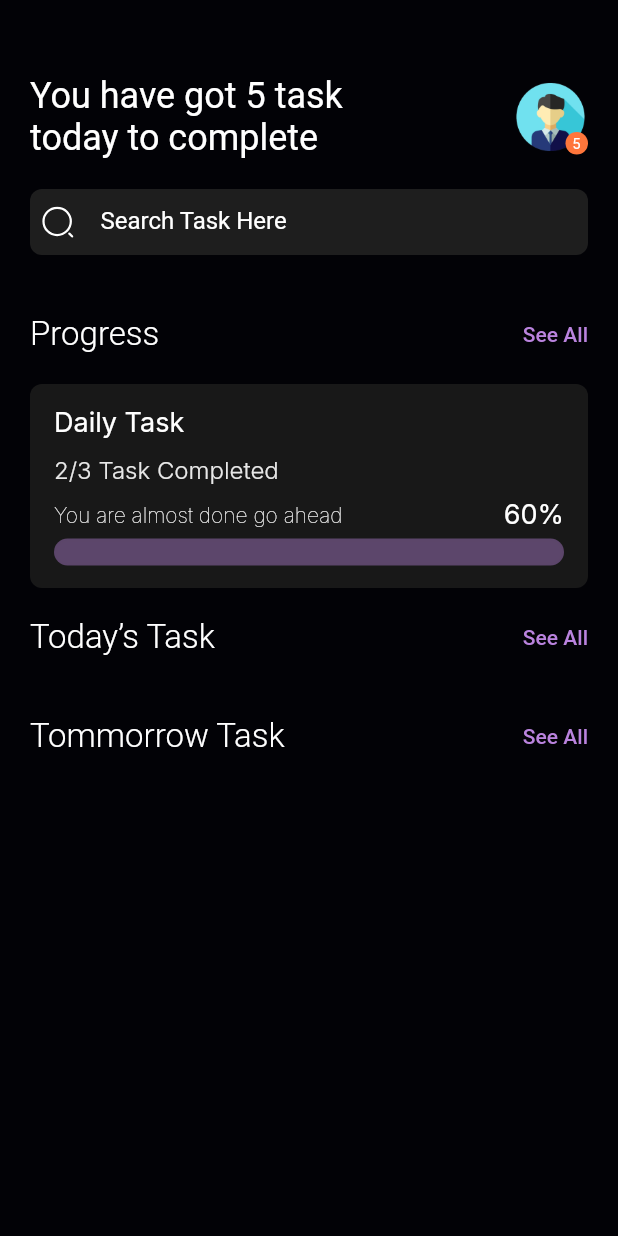
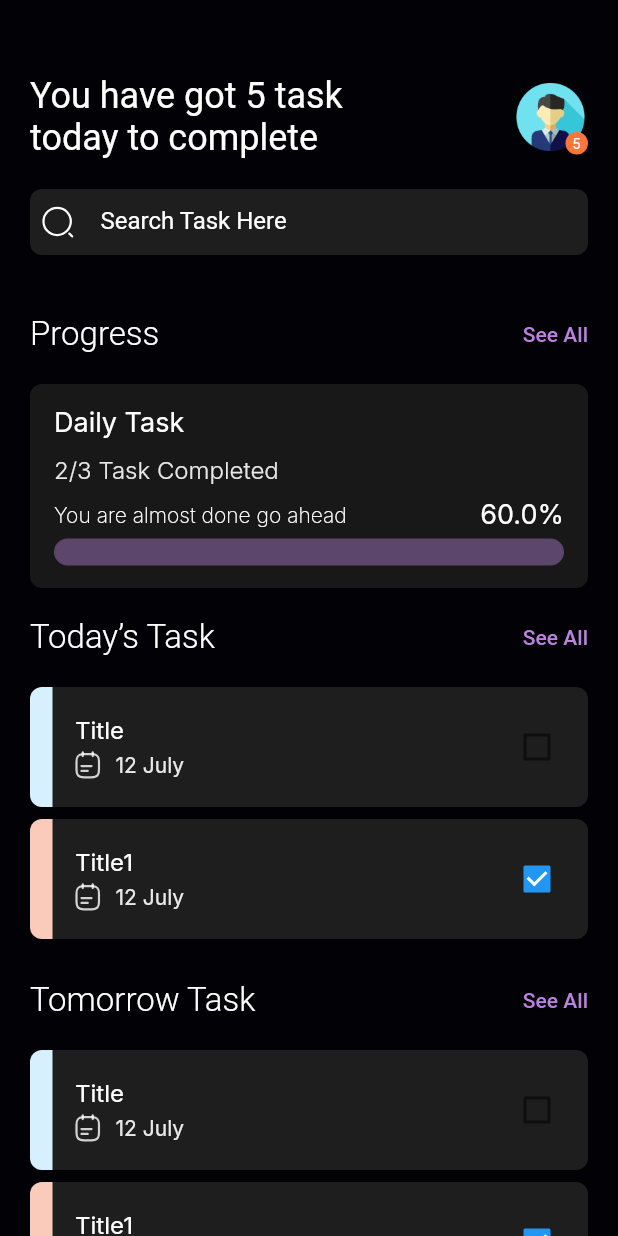
Before and after one commit to hesamzs/simpleTodoList, a Flutter app: the screen it shows after launch, on a phone screen of 412 x 824 dp. Run offline on Flutter 3.47's test engine with Material 2 defaults, Android fonts, the phone set to English and light mode, and no system bars; our stand-ins replace flutter_svg, google_fonts.

Commit message:
todo_page.dart Ui 99% Completed.

```diff
--- /dev/null
+++ b/lib/model/task_model.dart
@@ -0,0 +1,30 @@
+import 'dart:ui';
+
+List<Color> priorityColor = const [
+  Color(0xffFACBBA),
+  Color(0xffD7F0FF),
+  Color(0xffFAD9FF),
+];
+
+class TaskModel {
+
+  final String title;
+  final String desc;
+  final String sTime;
+  final String eTime;
+  final int priority;
+  final bool getAlert;
+  final DateTime dateTime;
+  final bool activeBtn;
+
+  TaskModel({
+    required this.title,
+    required this.desc,
+    required this.sTime,
+    required this.eTime,
+    required this.priority,
+    required this.getAlert,
+    required this.dateTime,
+    required this.activeBtn,
+  });
+}
--- a/lib/pages/todo_page.dart
+++ b/lib/pages/todo_page.dart
@@ -1,8 +1,10 @@
 import 'package:flutter/material.dart';
 import 'package:flutter_svg/flutter_svg.dart';
 import 'package:simpletodolist/widgets/color_widget.dart';
+import 'package:simpletodolist/widgets/date_widget.dart';
 import 'package:simpletodolist/widgets/text_widget.dart';
 
+import '../model/task_model.dart';
 import '../widgets/progress_widget.dart';
 
 class TodoPage extends StatefulWidget {
@@ -13,6 +15,36 @@ class TodoPage extends StatefulWidget {
 }
 
 class _TodoPageState extends State<TodoPage> {
+  List<TaskModel> todayTasks = [
+    TaskModel(
+      title: "Title",
+      desc: "Desc",
+      sTime: "1",
+      eTime: "2",
+      priority: 1,
+      getAlert: true,
+      dateTime: DateTime.now(),
+      activeBtn: false,
+    ),
+    TaskModel(
+      title: "Title1",
+      desc: "Desc1",
+      sTime: "1",
+      eTime: "2",
+      priority: 0,
+      getAlert: true,
+      dateTime: DateTime.now(),
+      activeBtn: true,
+    ),
+  ];
+
+  double progressSize = 0.6;
+
+  @override
+  void initState() {
+    super.initState();
+  }
+
   @override
   Widget build(BuildContext context) {
     return Scaffold(
@@ -29,52 +61,11 @@ class _TodoPageState extends State<TodoPage> {
                 headerWidget(),
                 searchWidget(),
                 seeAllWidget("Progress"),
-                Container(
-                  padding: const EdgeInsets.symmetric(horizontal: 16),
-                  decoration: BoxDecoration(
-                    color: darkGrayColor,
-                    borderRadius: BorderRadius.circular(8),
-                  ),
-                  child: Column(
-                    crossAxisAlignment: CrossAxisAlignment.start,
-                    children: [
-                      Padding(
-                        padding: const EdgeInsets.only(top: 15.0, bottom: 10),
-                        child: cText("Daily Task", "Inter"),
-                      ),
-                      Padding(
-                        padding: const EdgeInsets.only(bottom: 10),
-                        child: cText(
-                          "2/3 Task Completed",
-                          "Inter",
-                          fontSize: 16,
-                          fontWeight: FontWeight.w300,
-                          color: lightWhite,
-                        ),
-                      ),
-                      Row(
-                        mainAxisAlignment: MainAxisAlignment.spaceBetween,
-                        children: [
-                          cText("You are almost done go ahead", "Inter", fontSize: 14, fontWeight: FontWeight.w100),
-                          cText(
-                            "60%",
-                            "Inter",
-                          ),
-                        ],
-                      ),
-                      Padding(
-                        padding: EdgeInsets.only(bottom: 15.0, top: 5),
-                        child: GradientProgressIndicator(
-                          textPurple,
-                          0.9,
-                        ),
-                      ),
-                    ],
-                  ),
-                ),
+                progressWidget(progressSize),
                 seeAllWidget("Today’s Task"),
-                seeAllWidget("Tommorrow Task"),
-                // const Spacer(),
+                taskListBuilder(todayTasks),
+                seeAllWidget("Tomorrow Task"),
+                taskListBuilder(todayTasks),
               ],
             ),
           ),
@@ -192,3 +183,122 @@ Widget seeAllWidget(String text) {
     ),
   );
 }
+
+Widget taskListBuilder(List<TaskModel> list) {
+  return ListView.builder(
+    physics: const NeverScrollableScrollPhysics(),
+    shrinkWrap: true,
+    itemCount: list.length,
+    itemBuilder: (BuildContext context, int index) {
+      TaskModel item = list[index];
+      return Padding(
+        padding: const EdgeInsets.only(bottom: 8.0),
+        child: Container(
+          height: 80,
+          decoration: BoxDecoration(
+            borderRadius: BorderRadius.circular(8),
+            color: grayColor,
+          ),
+          child: Row(
+            children: [
+              Container(
+                width: 15,
+                decoration: BoxDecoration(
+                  color: priorityColor[item.priority],
+                  borderRadius: const BorderRadius.only(
+                    topLeft: Radius.circular(8),
+                    bottomLeft: Radius.circular(8),
+                  ),
+                ),
+              ),
+              Expanded(
+                child: Padding(
+                  padding: const EdgeInsets.symmetric(horizontal: 15.0),
+                  child: Column(
+                    mainAxisAlignment: MainAxisAlignment.center,
+                    crossAxisAlignment: CrossAxisAlignment.start,
+                    children: [
+                      cText(
+                        item.title,
+                        "Inter",
+                        fontSize: 16,
+                      ),
+                      Padding(
+                        padding: const EdgeInsets.only(top: 5.0),
+                        child: Row(
+                          children: [
+                            SvgPicture.asset("assets/svg/calendar.svg"),
+                            const SizedBox(width: 10),
+                            cText(
+                              "${item.dateTime.day} ${GetDate().getMonth(item.dateTime.month)}",
+                              "Inter",
+                              color: lightWhite,
+                              fontSize: 14,
+                            ),
+                          ],
+                        ),
+                      ),
+                    ],
+                  ),
+                ),
+              ),
+              Padding(
+                padding: const EdgeInsets.symmetric(horizontal: 10),
+                child: Checkbox(
+                  value: item.activeBtn,
+                  onChanged: (bool? value) {},
+                ),
+              ),
+            ],
+          ),
+        ),
+      );
+    },
+  );
+}
+
+Widget progressWidget(double progressSize) {
+  return Container(
+    padding: const EdgeInsets.symmetric(horizontal: 16),
+    decoration: BoxDecoration(
+      color: darkGrayColor,
+      borderRadius: BorderRadius.circular(8),
+    ),
+    child: Column(
+      crossAxisAlignment: CrossAxisAlignment.start,
+      children: [
+        Padding(
+          padding: const EdgeInsets.only(top: 15.0, bottom: 10),
+          child: cText("Daily Task", "Inter"),
+        ),
+        Padding(
+          padding: const EdgeInsets.only(bottom: 10),
+          child: cText(
+            "2/3 Task Completed",
+            "Inter",
+            fontSize: 16,
+            fontWeight: FontWeight.w300,
+            color: lightWhite,
+          ),
+        ),
+        Row(
+          mainAxisAlignment: MainAxisAlignment.spaceBetween,
+          children: [
+            cText("You are almost done go ahead", "Inter", fontSize: 14, fontWeight: FontWeight.w200),
+            cText(
+              "${progressSize * 100}%",
+              "Inter",
+            ),
+          ],
+        ),
+        Padding(
+          padding: const EdgeInsets.only(bottom: 15.0, top: 5),
+          child: CustomProgressIndicator(
+            textPurple,
+            progressSize,
+          ),
+        ),
+      ],
+    ),
+  );
+}
--- a/lib/widgets/progress_widget.dart
+++ b/lib/widgets/progress_widget.dart
@@ -1,25 +1,22 @@
-library gradient_progress_bar;
-
 import 'package:flutter/material.dart';
 
 import 'color_widget.dart';
 
-class GradientProgressIndicator extends StatefulWidget {
+class CustomProgressIndicator extends StatefulWidget {
   final Color colors;
-
   final double value;
 
-  const GradientProgressIndicator(this.colors, this.value, {Key? key}) : super(key: key);
+  const CustomProgressIndicator(this.colors, this.value, {Key? key}) : super(key: key);
 
   @override
-  _GradientProgressIndicatorState createState() => _GradientProgressIndicatorState();
+  _CustomProgressIndicatorState createState() => _CustomProgressIndicatorState();
 }
 
-class _GradientProgressIndicatorState extends State<GradientProgressIndicator> {
+class _CustomProgressIndicatorState extends State<CustomProgressIndicator> {
   double _value = 0.0;
 
   @override
-  void didUpdateWidget(GradientProgressIndicator oldWidget) {
+  void didUpdateWidget(CustomProgressIndicator oldWidget) {
     super.didUpdateWidget(oldWidget);
     _value = widget.value;
   }
@@ -35,8 +32,8 @@ class _GradientProgressIndicatorState extends State<GradientProgressIndicator> {
           height: 18,
           width: double.infinity,
           decoration: BoxDecoration(
-            boxShadow: [
-              const BoxShadow(
+            boxShadow: const [
+              BoxShadow(
                 offset: Offset(0, 0),
                 color: grayColor,
                 blurRadius: 2,
@@ -51,7 +48,11 @@ class _GradientProgressIndicatorState extends State<GradientProgressIndicator> {
               AnimatedContainer(
                 decoration: BoxDecoration(
                   boxShadow: [
-                    BoxShadow(offset: const Offset(5, 0), color: grayColor.withOpacity(.3), blurRadius: 10,),
+                    BoxShadow(
+                      offset: const Offset(5, 0),
+                      color: grayColor.withOpacity(.3),
+                      blurRadius: 10,
+                    ),
                   ],
                 ),
                 curve: Curves.linear,
@@ -89,7 +90,9 @@ class _GradientProgressInternal extends StatelessWidget {
         width: double.infinity,
         height: _kLinearProgressIndicatorHeight,
       ),
-      decoration: BoxDecoration(color: colorsToApply),
+      decoration: BoxDecoration(
+        color: colorsToApply,
+      ),
     );
   }
 }
--- a/pubspec.yaml
+++ b/pubspec.yaml
@@ -28,3 +28,4 @@ flutter:
   assets:
     - assets/images/prof.png
     - assets/svg/search_icon.svg
+    - assets/svg/calendar.svg
```
Also changed, not shown: lib/widgets/date_widget.dart (added, +81 -0 lines), assets/svg/calendar.svg (added).
